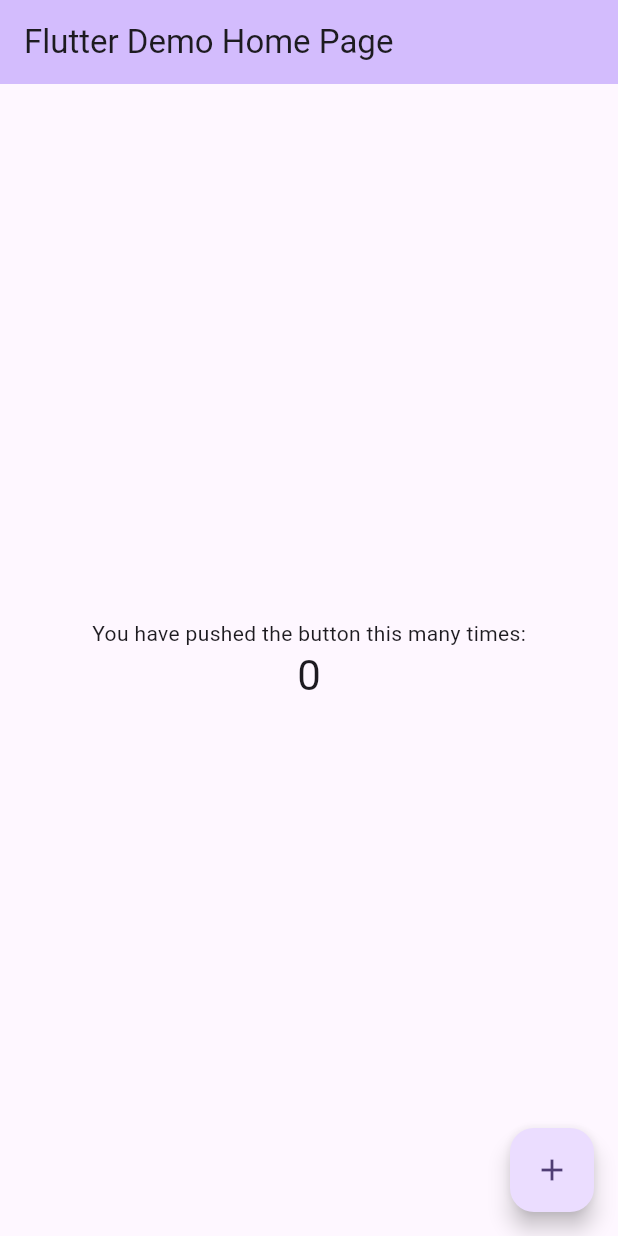
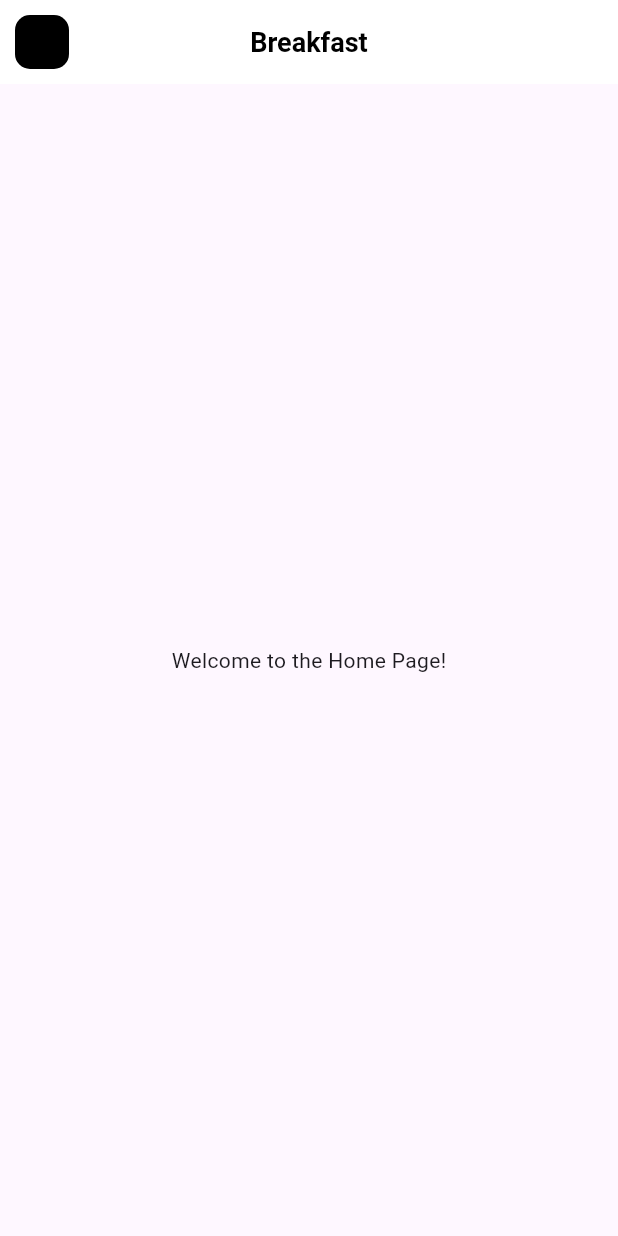
Before and after one commit to MiladANaeini/Foodie, a Flutter app: the screen it shows after launch, on a phone screen of 412 x 824 dp. Run offline on Flutter 3.47's test engine with Material 3 defaults, Android fonts, the phone set to English and light mode, and no system bars.

Commit message:
feat: Add Flutter icons library, implement icons, and enhance app bar
- Added Flutter icons library to the project
- Integrated new icons into the application
- Enhanced the app bar with the new icons for improved UI/UX

```diff
--- a/lib/main.dart
+++ b/lib/main.dart
@@ -1,4 +1,5 @@
 import 'package:flutter/material.dart';
+import 'package:foodie/pages/home.dart';
 
 void main() {
   runApp(const MyApp());
@@ -10,116 +11,9 @@ class MyApp extends StatelessWidget {
   // This widget is the root of your application.
   @override
   Widget build(BuildContext context) {
-    return MaterialApp(
-      title: 'Flutter Demo',
-      theme: ThemeData(
-        // This is the theme of your application.
-        //
-        // TRY THIS: Try running your application with "flutter run". You'll see
-        // the application has a purple toolbar. Then, without quitting the app,
-        // try changing the seedColor in the colorScheme below to Colors.green
-        // and then invoke "hot reload" (save your changes or press the "hot
-        // reload" button in a Flutter-supported IDE, or press "r" if you used
-        // the command line to start the app).
-        //
-        // Notice that the counter didn't reset back to zero; the application
-        // state is not lost during the reload. To reset the state, use hot
-        // restart instead.
-        //
-        // This works for code too, not just values: Most code changes can be
-        // tested with just a hot reload.
-        colorScheme: ColorScheme.fromSeed(seedColor: Colors.deepPurple),
-        useMaterial3: true,
-      ),
-      home: const MyHomePage(title: 'Flutter Demo Home Page'),
+    return const MaterialApp(
+      debugShowCheckedModeBanner: false,
+      home: HomePage(),
     );
   }
 }
-
-class MyHomePage extends StatefulWidget {
-  const MyHomePage({super.key, required this.title});
-
-  // This widget is the home page of your application. It is stateful, meaning
-  // that it has a State object (defined below) that contains fields that affect
-  // how it looks.
-
-  // This class is the configuration for the state. It holds the values (in this
-  // case the title) provided by the parent (in this case the App widget) and
-  // used by the build method of the State. Fields in a Widget subclass are
-  // always marked "final".
-
-  final String title;
-
-  @override
-  State<MyHomePage> createState() => _MyHomePageState();
-}
-
-class _MyHomePageState extends State<MyHomePage> {
-  int _counter = 0;
-
-  void _incrementCounter() {
-    setState(() {
-      // This call to setState tells the Flutter framework that something has
-      // changed in this State, which causes it to rerun the build method below
-      // so that the display can reflect the updated values. If we changed
-      // _counter without calling setState(), then the build method would not be
-      // called again, and so nothing would appear to happen.
-      _counter++;
-    });
-  }
-
-  @override
-  Widget build(BuildContext context) {
-    // This method is rerun every time setState is called, for instance as done
-    // by the _incrementCounter method above.
-    //
-    // The Flutter framework has been optimized to make rerunning build methods
-    // fast, so that you can just rebuild anything that needs updating rather
-    // than having to individually change instances of widgets.
-    return Scaffold(
-      appBar: AppBar(
-        // TRY THIS: Try changing the color here to a specific color (to
-        // Colors.amber, perhaps?) and trigger a hot reload to see the AppBar
-        // change color while the other colors stay the same.
-        backgroundColor: Theme.of(context).colorScheme.inversePrimary,
-        // Here we take the value from the MyHomePage object that was created by
-        // the App.build method, and use it to set our appbar title.
-        title: Text(widget.title),
-      ),
-      body: Center(
-        // Center is a layout widget. It takes a single child and positions it
-        // in the middle of the parent.
-        child: Column(
-          // Column is also a layout widget. It takes a list of children and
-          // arranges them vertically. By default, it sizes itself to fit its
-          // children horizontally, and tries to be as tall as its parent.
-          //
-          // Column has various properties to control how it sizes itself and
-          // how it positions its children. Here we use mainAxisAlignment to
-          // center the children vertically; the main axis here is the vertical
-          // axis because Columns are vertical (the cross axis would be
-          // horizontal).
-          //
-          // TRY THIS: Invoke "debug painting" (choose the "Toggle Debug Paint"
-          // action in the IDE, or press "p" in the console), to see the
-          // wireframe for each widget.
-          mainAxisAlignment: MainAxisAlignment.center,
-          children: <Widget>[
-            const Text(
-              'You have pushed the button this many times:',
-            ),
-            Text(
-              '$_counter',
-              style: Theme.of(context).textTheme.headlineMedium,
-            ),
-          ],
-        ),
-      ),
-      floatingActionButton: FloatingActionButton(
-        onPressed: _incrementCounter,
-        tooltip: 'Increment',
-        child: const Icon(Icons.add),
-      ), // This trailing comma makes auto-formatting nicer for build methods.
-    );
-  }
-}
--- /dev/null
+++ b/lib/pages/home.dart
@@ -0,0 +1,28 @@
+import 'package:flutter/material.dart';
+
+class HomePage extends StatelessWidget {
+  const HomePage({super.key});
+
+  @override
+  Widget build(BuildContext context) {
+    return Scaffold(
+      appBar: AppBar(
+        backgroundColor: Colors.white,
+        title: const Text(
+          'Breakfast',
+          style: TextStyle(
+              color: Colors.black, fontSize: 18, fontWeight: FontWeight.bold),
+        ),
+        centerTitle: true,
+        leading: Container(
+          margin: EdgeInsets.all(10),
+          decoration: BoxDecoration(
+              color: Colors.black, borderRadius: BorderRadius.circular(10)),
+        ),
+      ),
+      body: const Center(
+        child: Text('Welcome to the Home Page!'),
+      ),
+    );
+  }
+}
```
Also changed, not shown: pubspec.yaml (+3 -4 lines), assets/icons/Arrow - Left 2.svg (added), assets/icons/Filter.svg (added), assets/icons/Search.svg (added), assets/icons/blueberry-pancake.svg (added), assets/icons/button.svg (added), assets/icons/canai-bread.svg (added), assets/icons/dots.svg (added), assets/icons/honey-pancakes.svg (added), assets/icons/orange-snacks.svg (added), assets/icons/pancakes.svg (added), assets/icons/pie.svg (added), assets/icons/plate.svg (added), assets/icons/salmon-nigiri.svg (added), 1 more files.
